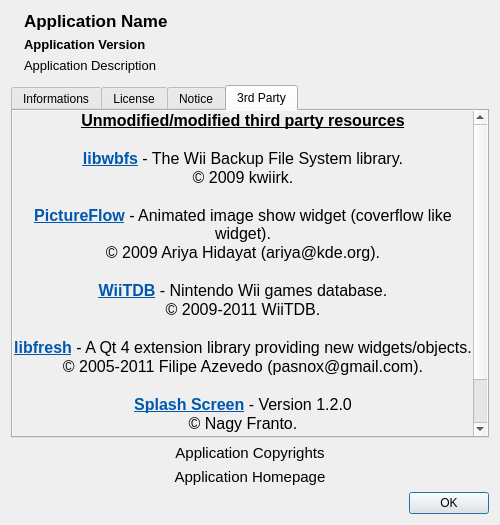
The window that qwbfs/src/UIAbout.ui (amestica/qwbfs) describes before a commit, drawn with Qt 5.
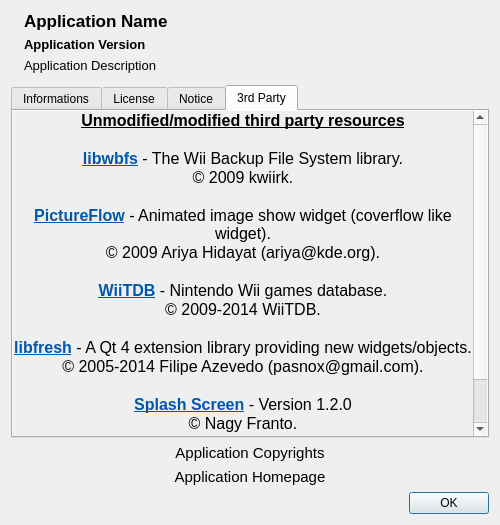
The same window after the commit. The open tabs and pages were chosen to show the change. Icons and pictures are not drawn.

```diff
--- a/qwbfs/src/UIAbout.ui
+++ b/qwbfs/src/UIAbout.ui
@@ -829,10 +829,10 @@
 &lt;p style=&quot; margin-top:0px; margin-bottom:0px; margin-left:0px; margin-right:0px; -qt-block-indent:0; text-indent:0px;&quot;&gt;&lt;span style=&quot; font-family:'Arial';&quot;&gt;© 2009 Ariya Hidayat (ariya@kde.org).&lt;/span&gt;&lt;/p&gt;
 &lt;p style=&quot;-qt-paragraph-type:empty; margin-top:0px; margin-bottom:0px; margin-left:0px; margin-right:0px; -qt-block-indent:0; text-indent:0px; font-family:'Arial';&quot;&gt;&lt;/p&gt;
 &lt;p style=&quot; margin-top:0px; margin-bottom:0px; margin-left:0px; margin-right:0px; -qt-block-indent:0; text-indent:0px;&quot;&gt;&lt;a href=&quot;http://wiitdb.com&quot;&gt;&lt;span style=&quot; font-family:'Arial'; font-weight:600; text-decoration: underline; color:#0057ae;&quot;&gt;WiiTDB&lt;/span&gt;&lt;/a&gt;&lt;span style=&quot; font-family:'Arial';&quot;&gt; - Nintendo Wii games database.&lt;/span&gt;&lt;/p&gt;
-&lt;p style=&quot; margin-top:0px; margin-bottom:0px; margin-left:0px; margin-right:0px; -qt-block-indent:0; text-indent:0px;&quot;&gt;&lt;span style=&quot; font-family:'Arial';&quot;&gt;© 2009-2011 WiiTDB.&lt;/span&gt;&lt;/p&gt;
+&lt;p style=&quot; margin-top:0px; margin-bottom:0px; margin-left:0px; margin-right:0px; -qt-block-indent:0; text-indent:0px;&quot;&gt;&lt;span style=&quot; font-family:'Arial';&quot;&gt;© 2009-2014 WiiTDB.&lt;/span&gt;&lt;/p&gt;
 &lt;p style=&quot;-qt-paragraph-type:empty; margin-top:0px; margin-bottom:0px; margin-left:0px; margin-right:0px; -qt-block-indent:0; text-indent:0px; font-family:'Arial';&quot;&gt;&lt;/p&gt;
 &lt;p style=&quot; margin-top:0px; margin-bottom:0px; margin-left:0px; margin-right:0px; -qt-block-indent:0; text-indent:0px;&quot;&gt;&lt;a href=&quot;http://bettercodes.org/projects/fresh&quot;&gt;&lt;span style=&quot; font-family:'Arial'; font-weight:600; text-decoration: underline; color:#0057ae;&quot;&gt;libfresh&lt;/span&gt;&lt;/a&gt;&lt;span style=&quot; font-family:'Arial';&quot;&gt; - A Qt 4 extension library providing new widgets/objects.&lt;/span&gt;&lt;/p&gt;
-&lt;p style=&quot; margin-top:0px; margin-bottom:0px; margin-left:0px; margin-right:0px; -qt-block-indent:0; text-indent:0px;&quot;&gt;&lt;span style=&quot; font-family:'Arial';&quot;&gt;© 2005-2011 Filipe Azevedo (pasnox@gmail.com).&lt;/span&gt;&lt;/p&gt;
+&lt;p style=&quot; margin-top:0px; margin-bottom:0px; margin-left:0px; margin-right:0px; -qt-block-indent:0; text-indent:0px;&quot;&gt;&lt;span style=&quot; font-family:'Arial';&quot;&gt;© 2005-2014 Filipe Azevedo (pasnox@gmail.com).&lt;/span&gt;&lt;/p&gt;
 &lt;p style=&quot;-qt-paragraph-type:empty; margin-top:0px; margin-bottom:0px; margin-left:0px; margin-right:0px; -qt-block-indent:0; text-indent:0px; font-family:'Arial';&quot;&gt;&lt;/p&gt;
 &lt;p style=&quot; margin-top:0px; margin-bottom:0px; margin-left:0px; margin-right:0px; -qt-block-indent:0; text-indent:0px;&quot;&gt;&lt;a href=&quot;http://code.google.com/u/nagy.franto&quot;&gt;&lt;span style=&quot; font-family:'Arial'; font-weight:600; text-decoration: underline; color:#0057ae;&quot;&gt;Splash Screen&lt;/span&gt;&lt;/a&gt;&lt;span style=&quot; font-family:'Arial';&quot;&gt; - Version 1.2.0&lt;/span&gt;&lt;/p&gt;
 &lt;p style=&quot; margin-top:0px; margin-bottom:0px; margin-left:0px; margin-right:0px; -qt-block-indent:0; text-indent:0px;&quot;&gt;&lt;span style=&quot; font-family:'Arial';&quot;&gt;© Nagy Franto.&lt;/span&gt;&lt;/p&gt;
```
